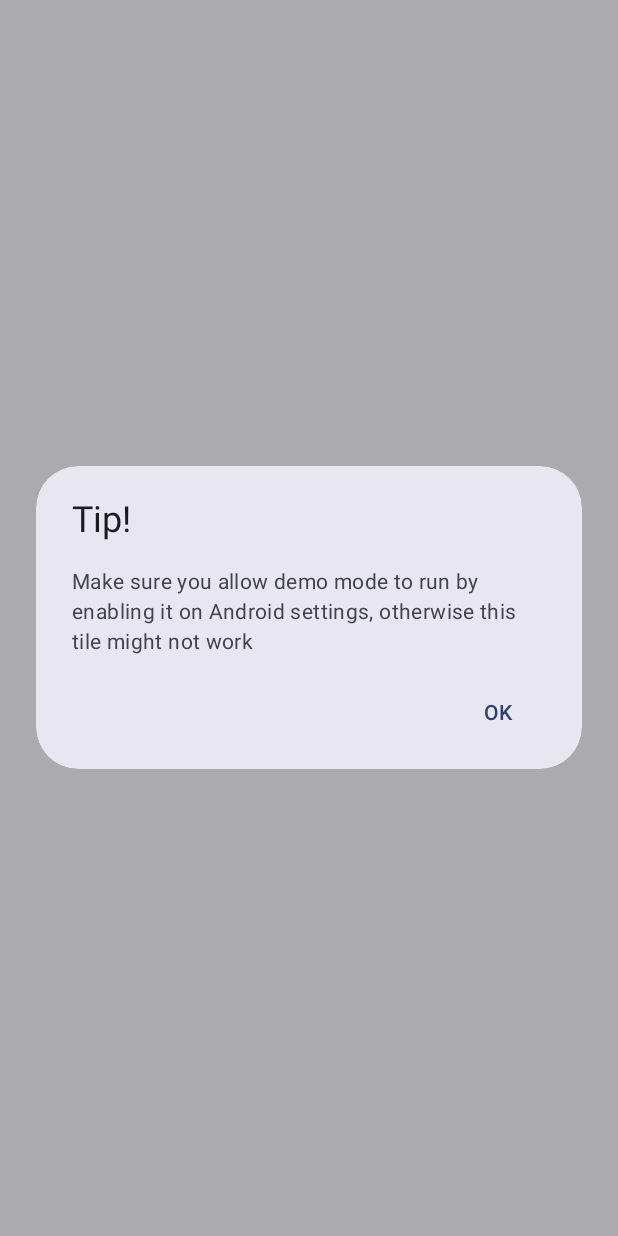
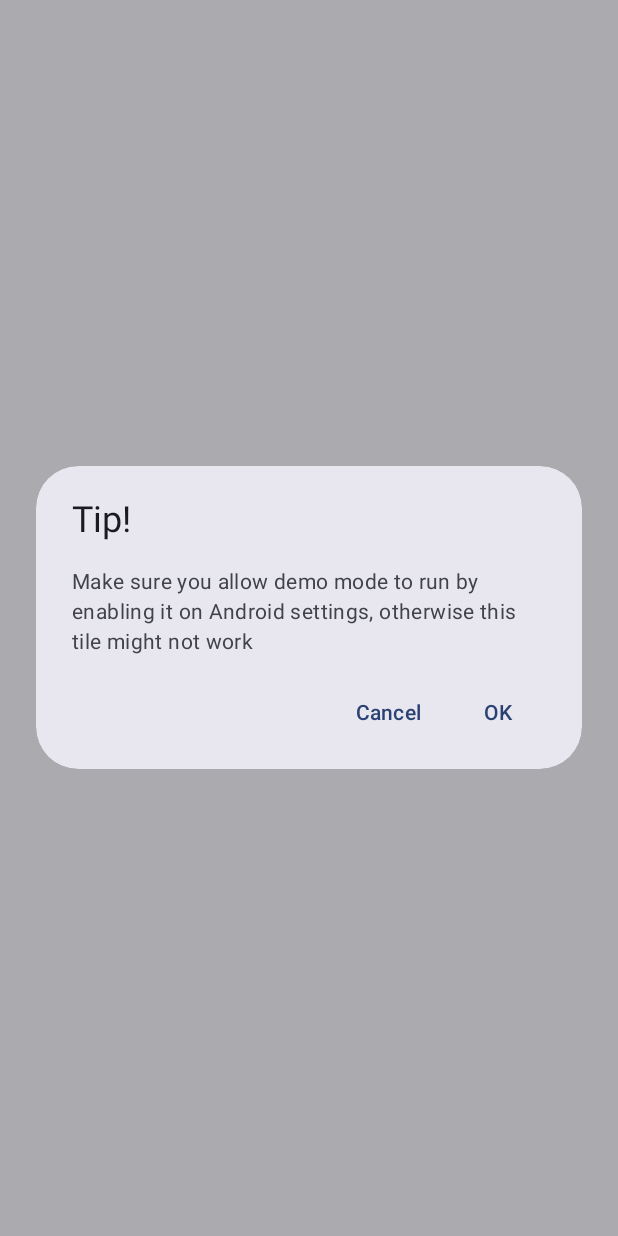
Before and after one commit to franciscofranco/Demo-Mode-tile, an Android app: the MainActivity screen opened directly, with no data from a screen before it, on a phone screen of 412 x 824 dp. Run offline under Robolectric (Android 15) with nearby library versions, the phone set to English and light mode, and no system bars; 4 statements that could not run were skipped.

Commit message:
Move user to developer options to enable demo mode option

```diff
--- a/app/src/main/java/com/franco/demomode/activities/MainActivity.kt
+++ b/app/src/main/java/com/franco/demomode/activities/MainActivity.kt
@@ -1,8 +1,8 @@
 package com.franco.demomode.activities
 
-import android.content.DialogInterface
+import android.content.Intent
 import android.os.Bundle
-import androidx.appcompat.app.AlertDialog
+import android.provider.Settings
 import androidx.appcompat.app.AppCompatActivity
 import androidx.lifecycle.lifecycleScope
 import com.franco.demomode.R
@@ -37,10 +37,15 @@ class MainActivity : AppCompatActivity() {
 
             if (!isDemoModeAllowed) {
                 MaterialAlertDialogBuilder(this@MainActivity)
-                        .setTitle(R.string.demo_mode_allowed_title)
-                        .setMessage(R.string.demo_mode_allowed_message)
-                        .setPositiveButton(android.R.string.ok) { dialog: DialogInterface, _: Int -> dialog.dismiss() }
-                        .show()
+                    .setTitle(R.string.demo_mode_allowed_title)
+                    .setMessage(R.string.demo_mode_allowed_message)
+                    .setPositiveButton(R.string.ok) { _, _ ->
+                        startActivity(
+                            Intent(Settings.ACTION_APPLICATION_DEVELOPMENT_SETTINGS)
+                        )
+                    }
+                    .setNegativeButton(R.string.cancel, null)
+                    .show()
             }
         }
     }
--- a/app/src/main/res/values/strings.xml
+++ b/app/src/main/res/values/strings.xml
@@ -5,6 +5,7 @@
     <string name="dump_permission_msg">For this app to work it needs DUMP permission to be granted. Unfortunately that is only possible through adb shell from your computer:\n\nadb -d shell pm grant com.franco.demomode android.permission.DUMP\n\nFor transparency this app\'s source code is available.</string>
     <string name="write_secure_settings_permission_msg">For this app to work it needs WRITE_SECURE_SETTINGS permission to be granted. Unfortunately that is only possible through adb shell from your computer:\n\nadb -d shell pm grant com.franco.demomode android.permission.WRITE_SECURE_SETTINGS\n\nFor transparency this app\'s source code is available.</string>
     <string name="ok">OK</string>
+    <string name="cancel">Cancel</string>
     <string name="dump_permission">DUMP</string>
     <string name="write_secure_settings_permission">WRITE_SECURE_SETTINGS</string>
     <string name="not_granted">Not granted</string>
```
Also changed, not shown: 1 other file.
